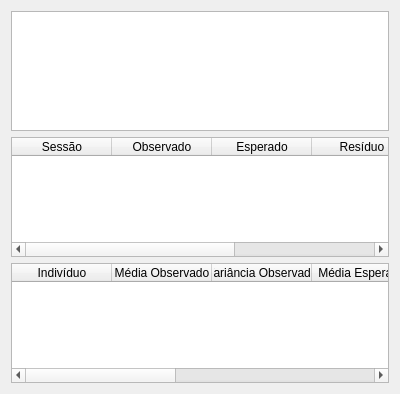
Qt form Analysis/viewtablestats.ui (gavaza/pacca) before a commit.
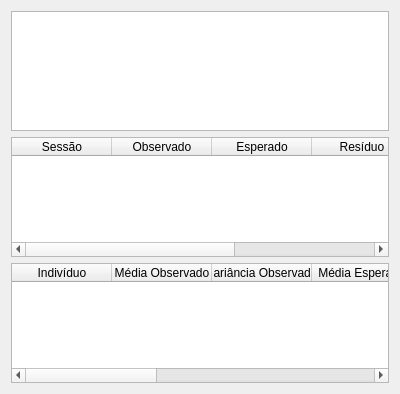
The same form after that commit.

Commit message: Corrigindo a implementação do p-valor no botão H. Agora é calculado um p-valor para cada sessão e cada individuo. As visualização no formato tabela, gráfico e arquivo já foram adaptadas. Fica pendente reorganizar o P-Valor do botão P.

The edit to the form file:
```diff
--- a/Analysis/viewtablestats.ui
+++ b/Analysis/viewtablestats.ui
@@ -132,6 +132,11 @@
        <string>Variância Resíduo</string>
       </property>
      </column>
+     <column>
+      <property name="text">
+       <string>P-Valor do Resíduo</string>
+      </property>
+     </column>
     </widget>
    </item>
   </layout>
```
The commit also changes 9 other files.
